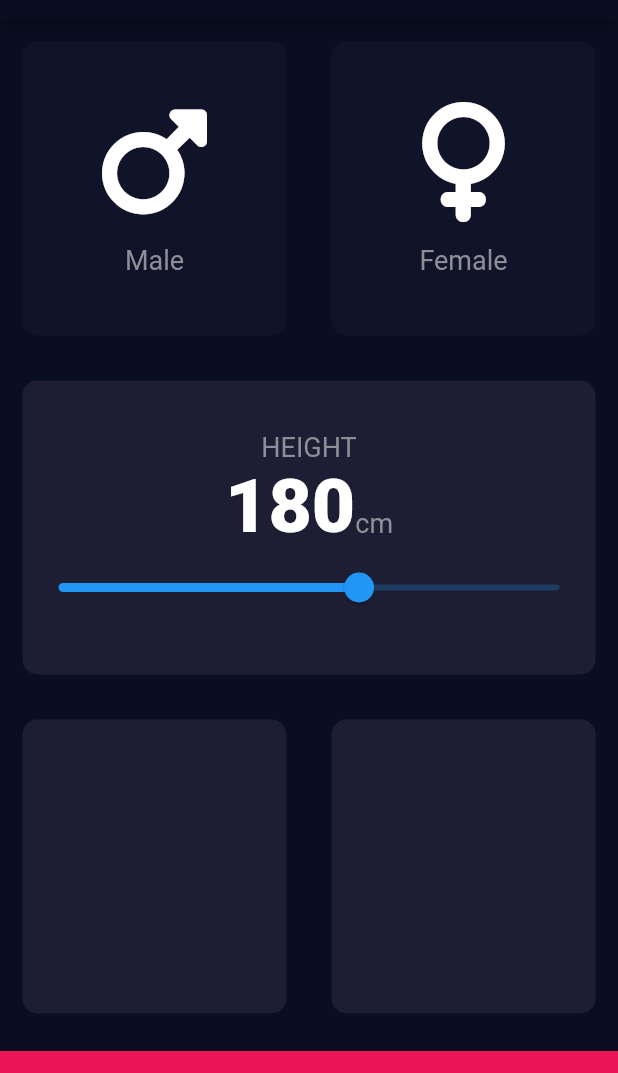
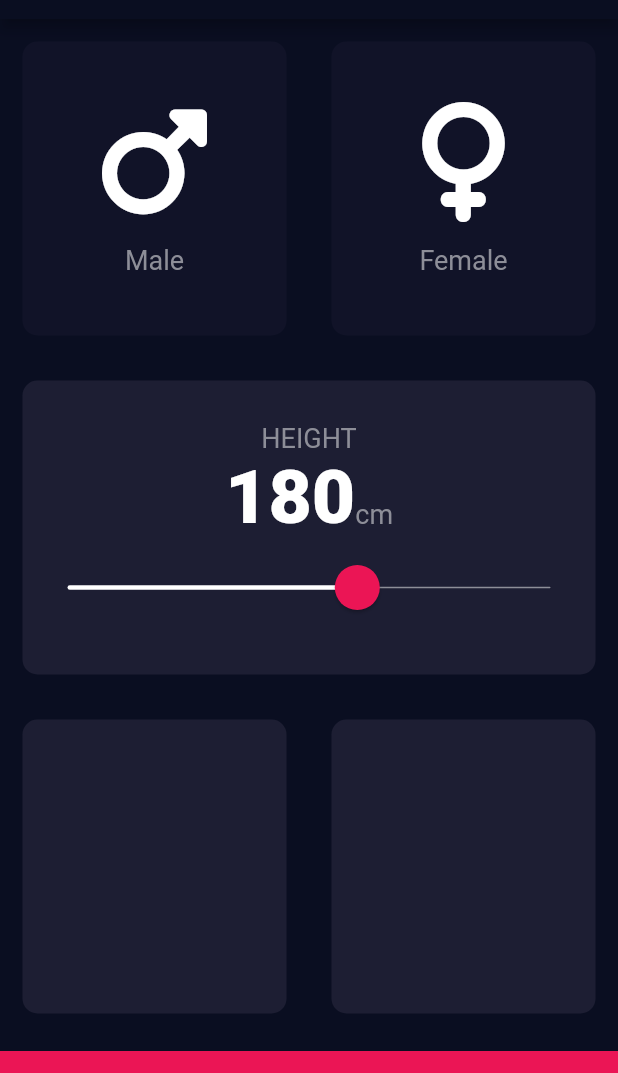
Before and after one commit to ChuguevRoman/bmi_calculate, a Flutter app: the screen it shows after launch, on a phone screen of 412 x 824 dp, the part 65-1138 px from its top. Run offline on Flutter 3.47's test engine with Material 2 defaults, Android fonts, the phone set to English and light mode, and no system bars; our stand-ins replace font_awesome_flutter.

Commit message:
Changed the design of the slider to match the layout

```diff
--- a/lib/screens/input_page_screen.dart
+++ b/lib/screens/input_page_screen.dart
@@ -93,7 +93,18 @@ class _InputPageState extends State<InputPage> {
                       ),
                     ],
                   ),
-                      Slider(
+                      SliderTheme(
+                        data: SliderTheme.of(context).copyWith(
+                          activeTrackColor: Colors.white,
+                          inactiveTrackColor: kLabelStyle.color,
+                          trackHeight: 1.0,
+                          thumbColor: kBottomButtonColor,
+                          thumbShape: RoundSliderThumbShape(enabledThumbRadius: 15),
+                          overlayColor: kBottomButtonColor.withOpacity(0.12),
+                          overlayShape: RoundSliderOverlayShape(overlayRadius: 30),
+
+                        ),
+                        child: Slider(
                           value: height.toDouble(),
                           min: 120.0,
                           max: 220.0,
@@ -102,6 +113,7 @@ class _InputPageState extends State<InputPage> {
                               height = newValue.round();
                             });
                           },
+                        ),
                       ),
                 ],
               ),
```
Lines whose indentation alone changed are shown as unchanged.
